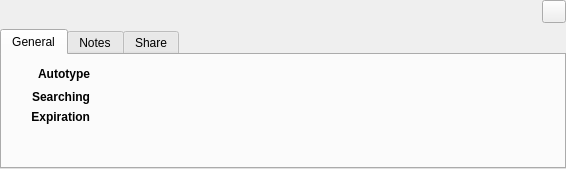
Above: src/gui/EntryPreviewWidget.ui from keepassxreboot/keepassxc before the change. Below: the same form after it.
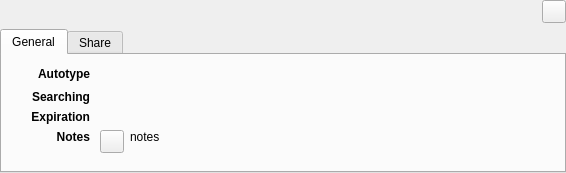
That is the form after the change. The open tabs and pages were chosen to show the change. Custom widgets are drawn as their Qt base class.

Commit message: Move notes to General tab on Group Preview Panel

The edit to the form file:
```diff
--- a/src/gui/EntryPreviewWidget.ui
+++ b/src/gui/EntryPreviewWidget.ui
@@ -463,7 +463,7 @@
                  <string>Notes</string>
                 </property>
                 <property name="alignment">
-                 <set>Qt::AlignRight</set>
+                 <set>Qt::AlignTop|Qt::AlignRight</set>
                 </property>
                </widget>
               </item>
@@ -476,7 +476,7 @@
                  <number>4</number>
                 </property>
                 <item alignment="Qt::AlignTop">
-                 <widget class="QToolButton" name="toggleNotesButton">
+                 <widget class="QToolButton" name="toggleEntryNotesButton">
                   <property name="text">
                    <string/>
                   </property>
@@ -841,37 +841,21 @@
               <property name="bottomMargin">
                <number>0</number>
               </property>
-              <item row="2" column="2">
-               <widget class="QLabel" name="groupExpirationLabel">
-                <property name="sizePolicy">
-                 <sizepolicy hsizetype="Expanding" vsizetype="Preferred">
-                  <horstretch>0</horstretch>
-                  <verstretch>0</verstretch>
-                 </sizepolicy>
+              <item row="0" column="0">
+               <spacer name="groupLeftHorizontalSpacer">
+                <property name="orientation">
+                 <enum>Qt::Horizontal</enum>
                 </property>
-               </widget>
-              </item>
-              <item row="2" column="1">
-               <widget class="QLabel" name="groupExpirationTitleLabel">
-                <property name="sizePolicy">
-                 <sizepolicy hsizetype="Minimum" vsizetype="Preferred">
-                  <horstretch>0</horstretch>
-                  <verstretch>0</verstretch>
-                 </sizepolicy>
+                <property name="sizeType">
+                 <enum>QSizePolicy::Fixed</enum>
                 </property>
-                <property name="font">
-                 <font>
-                  <weight>75</weight>
-                  <bold>true</bold>
-                 </font>
+                <property name="sizeHint" stdset="0">
+                 <size>
+                  <width>20</width>
+                  <height>20</height>
+                 </size>
                 </property>
-                <property name="text">
-                 <string>Expiration</string>
-                </property>
-                <property name="alignment">
-                 <set>Qt::AlignRight|Qt::AlignTrailing|Qt::AlignVCenter</set>
-                </property>
-               </widget>
+               </spacer>
               </item>
               <item row="0" column="1">
                <widget class="QLabel" name="groupAutotypeTitleLabel">
@@ -895,7 +879,7 @@
                 </property>
                </widget>
               </item>
-              <item row="0" column="2">
+              <item row="0" column="3">
                <widget class="QLabel" name="groupAutotypeLabel">
                 <property name="sizePolicy">
                  <sizepolicy hsizetype="Expanding" vsizetype="Preferred">
@@ -905,32 +889,6 @@
                 </property>
                </widget>
               </item>
-              <item row="1" column="2">
-               <widget class="QLabel" name="groupSearchingLabel">
-                <property name="sizePolicy">
-                 <sizepolicy hsizetype="Expanding" vsizetype="Preferred">
-                  <horstretch>0</horstretch>
-                  <verstretch>0</verstretch>
-                 </sizepolicy>
-                </property>
-               </widget>
-              </item>
-              <item row="0" column="0">
-               <spacer name="groupLeftHorizontalSpacer">
-                <property name="orientation">
-                 <enum>Qt::Horizontal</enum>
-                </property>
-                <property name="sizeType">
-                 <enum>QSizePolicy::Fixed</enum>
-                </property>
-                <property name="sizeHint" stdset="0">
-                 <size>
-                  <width>20</width>
-                  <height>20</height>
-                 </size>
-                </property>
-               </spacer>
-              </item>
               <item row="1" column="1">
                <widget class="QLabel" name="groupSearchingTitleLabel">
                 <property name="sizePolicy">
@@ -953,41 +911,120 @@
                 </property>
                </widget>
               </item>
-              <item row="3" column="2">
-               <spacer name="verticalSpacer_2">
-                <property name="orientation">
-                 <enum>Qt::Vertical</enum>
+              <item row="1" column="3">
+               <widget class="QLabel" name="groupSearchingLabel">
+                <property name="sizePolicy">
+                 <sizepolicy hsizetype="Expanding" vsizetype="Preferred">
+                  <horstretch>0</horstretch>
+                  <verstretch>0</verstretch>
+                 </sizepolicy>
                 </property>
-                <property name="sizeHint" stdset="0">
-                 <size>
-                  <width>0</width>
-                  <height>0</height>
-                 </size>
+               </widget>
+              </item>
+              <item row="2" column="1">
+               <widget class="QLabel" name="groupExpirationTitleLabel">
+                <property name="sizePolicy">
+                 <sizepolicy hsizetype="Minimum" vsizetype="Preferred">
+                  <horstretch>0</horstretch>
+                  <verstretch>0</verstretch>
+                 </sizepolicy>
                 </property>
-               </spacer>
+                <property name="font">
+                 <font>
+                  <weight>75</weight>
+                  <bold>true</bold>
+                 </font>
+                </property>
+                <property name="text">
+                 <string>Expiration</string>
+                </property>
+                <property name="alignment">
+                 <set>Qt::AlignRight|Qt::AlignTrailing|Qt::AlignVCenter</set>
+                </property>
+               </widget>
+              </item>
+              <item row="2" column="3">
+               <widget class="QLabel" name="groupExpirationLabel">
+                <property name="sizePolicy">
+                 <sizepolicy hsizetype="Expanding" vsizetype="Preferred">
+                  <horstretch>0</horstretch>
+                  <verstretch>0</verstretch>
+                 </sizepolicy>
+                </property>
+               </widget>
+              </item>
+              <item row="3" column="1">
+               <widget class="QLabel" name="groupNotesTitleLabel">
+                <property name="sizePolicy">
+                 <sizepolicy hsizetype="Minimum" vsizetype="Preferred">
+                  <horstretch>0</horstretch>
+                  <verstretch>0</verstretch>
+                 </sizepolicy>
+                </property>
+                <property name="font">
+                 <font>
+                  <weight>75</weight>
+                  <bold>true</bold>
+                 </font>
+                </property>
+                <property name="text">
+                 <string>Notes</string>
+                </property>
+                <property name="alignment">
+                 <set>Qt::AlignTop|Qt::AlignRight</set>
+                </property>
+               </widget>
+              </item>
+              <item row="3" column="2" colspan="2">
+               <layout class="QHBoxLayout" name="horizontalLayout_3" stretch="0,0">
+                <property name="spacing">
+                 <number>6</number>
+                </property>
+                <property name="leftMargin">
+                 <number>4</number>
+                </property>
+                <item alignment="Qt::AlignTop">
+                 <widget class="QToolButton" name="toggleGroupNotesButton">
+                  <property name="text">
+                   <string/>
+                  </property>
+                  <property name="checkable">
+                   <bool>true</bool>
+                  </property>
+                 </widget>
+                </item>
+                <item>
+                 <widget class="QLabel" name="groupNotesLabel">
+                  <property name="sizePolicy">
+                   <sizepolicy hsizetype="Expanding" vsizetype="Expanding">
+                    <horstretch>0</horstretch>
+                    <verstretch>0</verstretch>
+                   </sizepolicy>
+                  </property>
+                  <property name="minimumSize">
+                   <size>
+                    <width>100</width>
+                    <height>30</height>
+                   </size>
+                  </property>
+                  <property name="text">
+                   <string notr="true">notes</string>
+                  </property>
+                  <property name="alignment">
+                   <set>Qt::AlignTop</set>
+                  </property>
+                  <property name="wordWrap">
+                   <bool>true</bool>
+                  </property>
+                 </widget>
+                </item>
+               </layout>
               </item>
              </layout>
             </widget>
            </item>
           </layout>
          </widget>
-         <widget class="QWidget" name="groupNotesTab">
-          <attribute name="title">
-           <string>Notes</string>
-          </attribute>
-          <layout class="QVBoxLayout" name="verticalLayout_11">
-           <item>
-            <widget class="QTextEdit" name="groupNotesEdit">
-             <property name="focusPolicy">
-              <enum>Qt::ClickFocus</enum>
-             </property>
-             <property name="readOnly">
-              <bool>true</bool>
-             </property>
-            </widget>
-           </item>
-          </layout>
-         </widget>
          <widget class="QWidget" name="groupShareTab">
           <attribute name="title">
            <string>Share</string>
```
Left out of the diff: 2 changed lines with no effect on the pictures. The commit also changes 3 other files.
